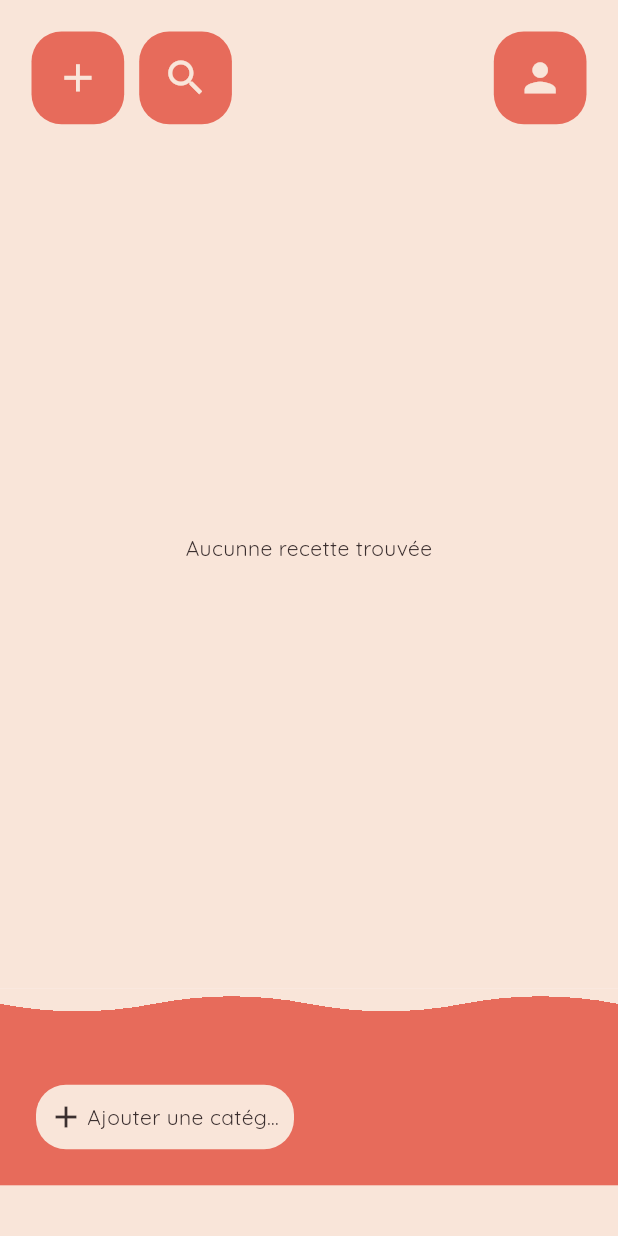
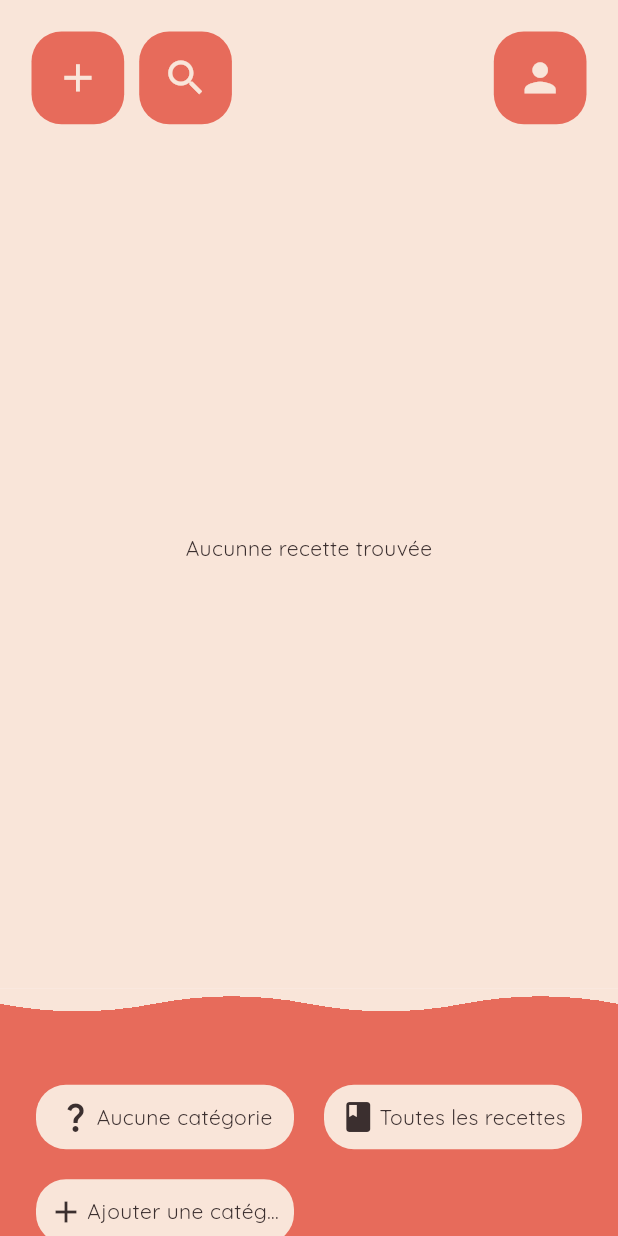
Before and after one commit to MatteoPasselergue/cooking-recipe-diary, a Flutter app: the HomeScreen screen opened directly, on a phone screen of 412 x 824 dp. Run offline on Flutter 3.47's test engine with Material 3 defaults, Android fonts, the phone set to English and light mode, and no system bars; our stand-ins replace cached_network_image, flutter_cache_manager, image_picker, shared_preferences; accounts and stored records are empty; network calls fail; statements that could not run were skipped.

Commit message:
Add NoCategoy and AllCategories Buttons
- Added NoCategory and AllCategories Buttons into the category gridview

```diff
--- a/assets/lang/fr_FR.json
+++ b/assets/lang/fr_FR.json
@@ -7,6 +7,7 @@
   "cancel": "Annuler",
   "name_category": "Nom de la catégorie",
   "no_category": "Aucune catégorie",
+  "all_categories": "Toutes les recettes",
   "add": "Ajouter",
   "confirm": "Confirmer",
   "delete": "Supprimer",
--- a/lib/widgets/category/CategoryButtons.dart
+++ b/lib/widgets/category/CategoryButtons.dart
@@ -51,11 +51,15 @@ class _CategoryButtonsState extends State<CategoryButtons> {
         mainAxisSpacing: 20.0,
         childAspectRatio: 4,
       ),
-      itemCount: categoryProvider.categories.length + 1,
+      itemCount: categoryProvider.categories.length + 3,
       itemBuilder: (context, index) {
-        if (index < categoryProvider.categories.length && categoryProvider.categories.isNotEmpty) {
+        if (index < categoryProvider.categories.length) {
           final category = categoryProvider.categories[index];
           return CategoryButton(category);
+        } else if (index == categoryProvider.categories.length) {
+          return NoCategoryButton();
+        } else if (index == categoryProvider.categories.length + 1) {
+          return AllCategoriesButton();
         } else {
           return AddCategoryButton();
         }
@@ -125,3 +129,58 @@ class AddCategoryButton extends StatelessWidget {
     );
   }
 }
+
+
+class AllCategoriesButton extends StatelessWidget {
+  const AllCategoriesButton({super.key});
+
+  @override
+  Widget build(BuildContext context) {
+    return InkWell(
+      onTap: () {
+        /*TODO*/
+      },
+      child: Container(
+        padding: const EdgeInsets.all(8),
+        decoration: AppTheme.categoryButtonDecoration,
+        child:  Row(
+          mainAxisAlignment: MainAxisAlignment.center,
+          children: [
+            Padding(padding: EdgeInsets.only(right: 2), child: Icon(Icons.book)),
+            Flexible(child: Text(LocalizationService.translate("all_categories"),
+              overflow: TextOverflow.ellipsis,
+              maxLines: 1,
+              softWrap: false,)),
+          ],
+        ),
+      ),
+    );
+  }
+}
+
+class NoCategoryButton extends StatelessWidget {
+  const NoCategoryButton({super.key});
+
+  @override
+  Widget build(BuildContext context) {
+    return InkWell(
+      onTap: () {
+        /*TODO*/
+      },
+      child: Container(
+        padding: const EdgeInsets.all(8),
+        decoration: AppTheme.categoryButtonDecoration,
+        child:  Row(
+          mainAxisAlignment: MainAxisAlignment.center,
+          children: [
+            Padding(padding: EdgeInsets.only(right: 2), child: Icon(Icons.question_mark)),
+            Flexible(child: Text(LocalizationService.translate("no_category"),
+              overflow: TextOverflow.ellipsis,
+              maxLines: 1,
+              softWrap: false,)),
+          ],
+        ),
+      ),
+    );
+  }
+}
```
